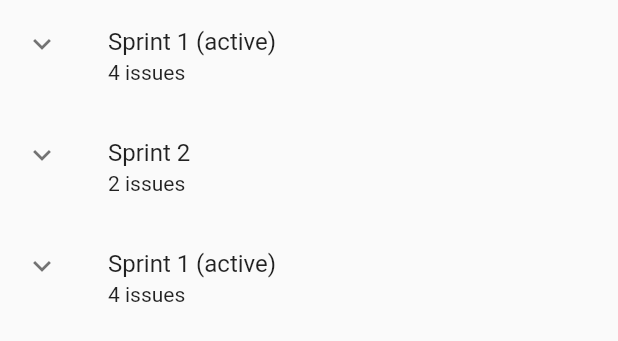
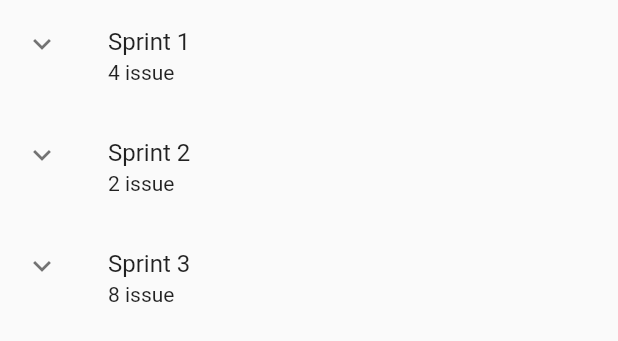
Before and after one commit to lmtri-fit-hcmus/jira_mobile, a Flutter app: the BacklogTab widget shown alone on an empty page, opened directly, on a phone screen of 412 x 824 dp. Shown: the top 341 px of the screen. Run offline on Flutter 3.47's test engine with Material 2 defaults, Android fonts, the phone set to English and light mode, and no system bars; our stand-ins replace community_material_icon, expandable, font_awesome_flutter, shared_preferences; missing offline and left inert: dart:ffi, footer, mongo_dart, password_text_field; accounts and stored records are empty.

Commit message:
Update project_backlog.dart

```diff
--- a/lib/pages/project_backlog.dart
+++ b/lib/pages/project_backlog.dart
@@ -8,94 +8,67 @@ class BacklogTab extends StatefulWidget {
 }
 
 class _BacklogTabBuilder extends State<BacklogTab> {
+  List<String> name = ["Sprint 1", "Sprint 2", "Sprint 3"];
+  List<String> status = ["active", "unactive", "active"];
+  List<List<String>> data = [
+    ["Task 1.1", "Task 1.2", "Bug 1", "Story 1"],
+    ["Task 2", "Bug 2"],
+    [
+      "Task 3.1",
+      "Task 3.2",
+      "Bug 3",
+      "Bug 3.1",
+      "Bug 3.2",
+      "Story 3.1",
+      "Story 3.2",
+      "Story 3.3"
+    ]
+  ];
+  Map<String, Icon> iconFor = {
+    'Task': const Icon(Icons.task),
+    'Bug': const Icon(Icons.bug_report),
+    'Story': const Icon(Icons.amp_stories_rounded),
+    '': const Icon(Icons.assignment_ind_outlined),
+  };
+
+  List<Widget> buildListTile(int id) {
+    List<Widget> res = <Widget>[];
+
+    for (var val in data[id]) {
+      var type = val.split(" ")[0];
+      res.add(
+        ListTile(
+          title: Text(val),
+          leading: iconFor[type],
+          trailing: iconFor[""],
+          // onTap: null,
+        ),
+      );
+    }
+
+    return res;
+  }
+
+  List<Widget> buidlExpansionTile() {
+    List<Widget> res = <Widget>[];
+
+    for (var i = 0; i < 3; i++) {
+      res.add(ExpansionTile(
+        title: Text(name[i]),
+        subtitle: Text("${data[i].length} issue"),
+        controlAffinity: ListTileControlAffinity.leading,
+        children: buildListTile(i),
+      ));
+    }
+    return res;
+  }
+
   @override
   Widget build(BuildContext context) {
     return SingleChildScrollView(
       child: Column(
         crossAxisAlignment: CrossAxisAlignment.start,
-        children: const <Widget>[
-          ExpansionTile(
-            title: Text('Sprint 1 (active)'),
-            subtitle: Text('4 issues'),
-            controlAffinity: ListTileControlAffinity.leading,
-            children: <Widget>[
-              ListTile(
-                title: Text('Task 1.1'),
-                leading: Icon(Icons.task),
-                trailing: Icon(Icons.assignment_ind_outlined),
-                // onTap: () {},
-              ),
-              ListTile(
-                title: Text('Task 1.2'),
-                leading: Icon(Icons.task),
-                trailing: Icon(Icons.assignment_ind_outlined),
-                // onTap: () {},
-              ),
-              ListTile(
-                title: Text('Bug 1'),
-                leading: Icon(Icons.bug_report),
-                trailing: Icon(Icons.assignment_ind_outlined),
-                // onTap: () {},
-              ),
-              ListTile(
-                title: Text('Story 1'),
-                leading: Icon(Icons.amp_stories_rounded),
-                trailing: Icon(Icons.assignment_ind_outlined),
-                // onTap: () {},
-              ),
-            ],
-          ),
-          ExpansionTile(
-            title: Text('Sprint 2'),
-            subtitle: Text('2 issues'),
-            controlAffinity: ListTileControlAffinity.leading,
-            children: <Widget>[
-              ListTile(
-                title: Text('Task 2'),
-                leading: Icon(Icons.task),
-                trailing: Icon(Icons.assignment_ind_outlined),
-                // onTap: () {},
-              ),
-              ListTile(
-                title: Text('Bug 2'),
-                leading: Icon(Icons.bug_report),
-                trailing: Icon(Icons.assignment_ind_outlined),
-                // onTap: () {},
-              ),
-            ],
-          ),
-          ExpansionTile(
-            title: Text('Sprint 1 (active)'),
-            subtitle: Text('4 issues'),
-            controlAffinity: ListTileControlAffinity.leading,
-            children: <Widget>[
-              ListTile(
-                title: Text('Task 1.1'),
-                leading: Icon(Icons.task),
-                trailing: Icon(Icons.assignment_ind_outlined),
-                // onTap: () {},
-              ),
-              ListTile(
-                title: Text('Task 1.2'),
-                leading: Icon(Icons.task),
-                trailing: Icon(Icons.assignment_ind_outlined),
-                // onTap: () {},
-              ),
-              ListTile(
-                title: Text('Bug 1'),
-                leading: Icon(Icons.bug_report),
-                trailing: Icon(Icons.assignment_ind_outlined),
-                // onTap: () {},
-              ),
-              ListTile(
-                title: Text('Story 1'),
-                leading: Icon(Icons.amp_stories_rounded),
-                trailing: Icon(Icons.assignment_ind_outlined),
-                // onTap: () {},
-              ),
-            ],
-          ),
-        ],
+        children: buidlExpansionTile(),
       ),
     );
   }
```
